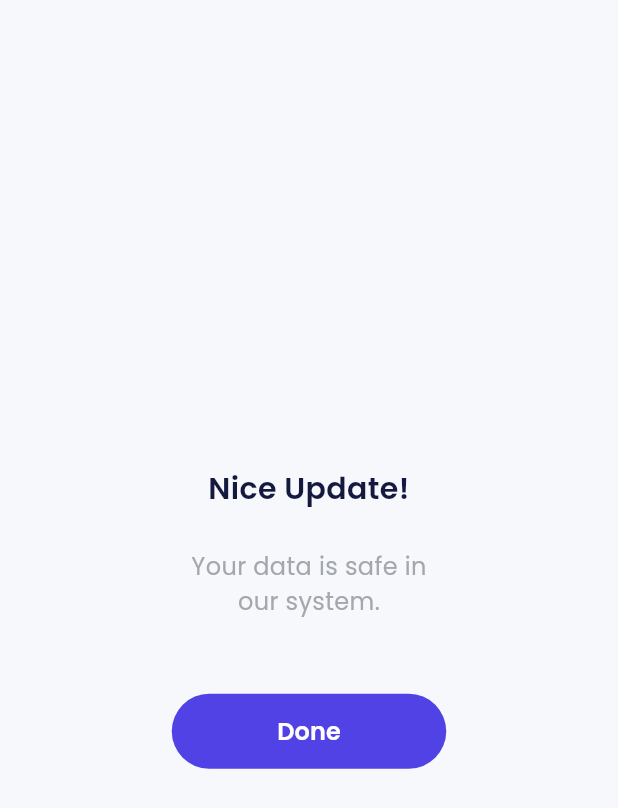
After one commit to afrizzal/payments, a Flutter app: the ProfileEditPage screen opened by its route, after a tap on "Update", on a phone screen of 412 x 824 dp. The commit adds this screen. Shown: the top 808 px of the screen. Run offline on Flutter 3.47's test engine with Material 3 defaults, Android fonts, the phone set to English and light mode, and no system bars; our stand-ins replace carousel_slider, google_fonts.

Commit message:
profile edit success

```diff
--- a/lib/main.dart
+++ b/lib/main.dart
@@ -3,6 +3,9 @@ import 'package:flutter_payments/shared/theme.dart';
 import 'package:flutter_payments/ui/pages/home_page.dart';
 import 'package:flutter_payments/ui/pages/onboarding_page.dart';
 import 'package:flutter_payments/ui/pages/pin_page.dart';
+import 'package:flutter_payments/ui/pages/profile_edit_page.dart';
+import 'package:flutter_payments/ui/pages/profile_edit_pin_page.dart';
+import 'package:flutter_payments/ui/pages/profile_edit_success.dart';
 import 'package:flutter_payments/ui/pages/profile_page.dart';
 import 'package:flutter_payments/ui/pages/sign_in_page.dart';
 import 'package:flutter_payments/ui/pages/sign_up_page.dart';
@@ -46,6 +49,9 @@ class MyApp extends StatelessWidget {
         '/home': (context) => const HomePage(),
         '/profile': (context) => const ProfilePage(),
         '/pin':(context) => const PinPage(),
+        '/profile-edit':(context) => const ProfileEditPage(),
+        '/profile-edit-pin':(context) => const ProfileEditPinPage(),
+        '/profile-edit-success':(context) => const ProfileEditSuccessPage(),
       },
     );
   }
--- a/lib/ui/pages/home_page.dart
+++ b/lib/ui/pages/home_page.dart
@@ -134,7 +134,7 @@ class HomePage extends StatelessWidget {
                 shape: BoxShape.circle,
                 image: DecorationImage(
                   image:AssetImage(
-                    'assets/img_profile.png',
+                    'assets/img_profile_reza.jpg',
                   ),
                 ),
               ),
--- a/lib/ui/pages/onboarding_page.dart
+++ b/lib/ui/pages/onboarding_page.dart
@@ -102,7 +102,7 @@ class _OnboardingPageState extends State<OnboardingPage> {
                         },
                         ),
                     const SizedBox(
-                      height: 20,
+                      height: 10,
                     ),
 
                     CustomTextButton
--- /dev/null
+++ b/lib/ui/pages/profile_edit_page.dart
@@ -0,0 +1,84 @@
+import 'package:flutter/material.dart';
+import 'package:flutter_payments/shared/theme.dart';
+import 'package:flutter_payments/ui/pages/profile_edit_success.dart';
+import 'package:flutter_payments/ui/widgets/buttons.dart';
+import 'package:flutter_payments/ui/widgets/forms.dart';
+
+class ProfileEditPage extends StatelessWidget {
+  const ProfileEditPage({super.key});
+
+  @override
+  Widget build(BuildContext context) {
+    return Scaffold(
+      appBar: AppBar(
+        title: const Text(
+          'Edit Profile',
+        ),
+      ),
+      body: ListView(
+        padding: const EdgeInsets.symmetric(
+          horizontal: 24,
+        ),
+        children: [
+          const SizedBox(
+            height: 30,
+          ),
+          Container(
+            padding: const EdgeInsets.all(22),
+            decoration: BoxDecoration
+            (borderRadius: BorderRadius.circular(20),
+            color: whiteColor,
+            ),
+            child: Column(
+              children: [
+                //UNAME INPUT
+                const CustomFormField(title:
+                'Username',
+                ),
+                const SizedBox(
+                  height: 16,
+                ),
+
+                //NAME INPUT
+                const CustomFormField(title:
+                'Full Name',
+                ),
+                const SizedBox(
+                  height: 16,
+                ),
+
+                //EMAIL INPUT
+                const CustomFormField(title:
+                'Email Address',
+                ),
+                const SizedBox(
+                  height: 16,
+                ),
+
+                //PWD INPUT
+
+                const CustomFormField(title:
+                'Password',
+                obscureText: true,
+                ),
+                const SizedBox(
+                  height: 30,
+                ),
+                CustomFilledButton(
+                  title: 'Update',
+                  onPressed: (){
+                    Navigator.pushAndRemoveUntil(
+                      context,
+                      MaterialPageRoute(builder: (context)=> ProfileEditSuccessPage()),
+                      (route) => false,
+                    );
+                  },
+                ),
+              ],
+            ),
+          ),
+        ],
+      ),
+    );
+  }
+}
--- /dev/null
+++ b/lib/ui/pages/profile_edit_success.dart
@@ -0,0 +1,49 @@
+import "package:flutter/material.dart";
+import "package:flutter_payments/shared/theme.dart";
+import "package:flutter_payments/ui/widgets/buttons.dart";
+
+class ProfileEditSuccessPage extends StatelessWidget {
+  const ProfileEditSuccessPage({super.key});
+
+  @override
+  Widget build(BuildContext context) {
+    return Scaffold(
+      body: Center(
+        child: Column(
+          mainAxisAlignment: MainAxisAlignment.center,
+          children: [
+            Text(
+              'Nice Update!',
+              style: blackTextStyle.copyWith(
+                fontSize: 20,
+                fontWeight: semiBold,
+              ),
+              textAlign: TextAlign.center,
+            ),
+            const SizedBox(
+              height: 26,
+            ),
+            Text(
+              'Your data is safe in\nour system.',
+              style: greyTextStyle.copyWith(
+                fontSize: 16,
+              ),
+              textAlign: TextAlign.center,
+            ),
+            const SizedBox(
+              height: 50,
+            ),
+            CustomFilledButton(
+              width: 183,
+              title: 'Done',
+              onPressed: (){
+                Navigator.pushNamedAndRemoveUntil(
+                  context, '/home', (route) => false);
+              },
+              ),
+          ],
+        ),
+      ),
+    );
+  }
+}
```
Also changed, not shown: lib/ui/pages/pin_page.dart (+3 -5 lines), lib/ui/pages/profile_edit_pin_page.dart (added, +67 -0 lines), lib/ui/pages/profile_page.dart (+9 -3 lines), 1 other file.
